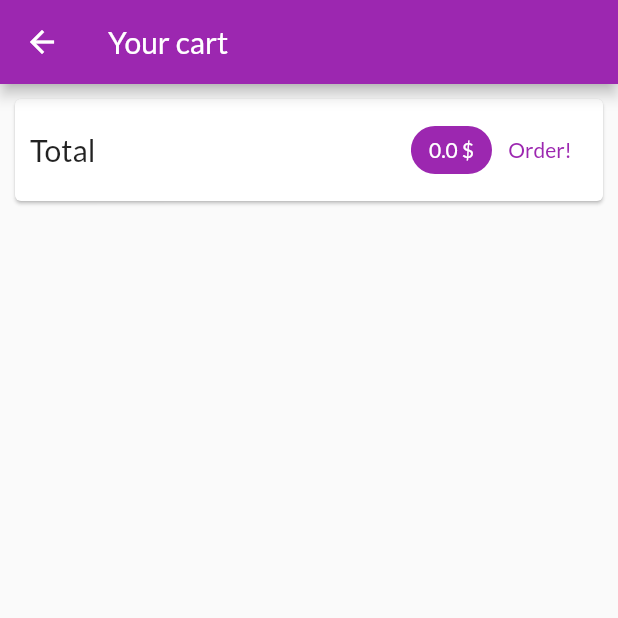
After one commit to hyperinactive/shop_app, a Flutter app: the CartScreen screen opened by its route, on a phone screen of 412 x 824 dp, the top half of it. The commit adds this screen. Run offline on Flutter 3.47's test engine with Material 2 defaults, Android fonts, the phone set to English and light mode, and no system bars; network calls fail.

Commit message:
cart screen
- cart screen widget added, routes updated
- cart_item widget added
- screen shows a list items, individual price values and an amount of total cost

```diff
--- a/lib/main.dart
+++ b/lib/main.dart
@@ -2,6 +2,7 @@ import 'package:flutter/material.dart';
 import 'package:provider/provider.dart';
 import 'package:shop_app/providers/cart_provider.dart';
 import 'package:shop_app/providers/products.dart';
+import 'package:shop_app/screens/cart_screen.dart';
 import 'package:shop_app/screens/product_detail_screen.dart';
 import 'package:shop_app/screens/products_overview_screen.dart';
 import 'package:shop_app/themes/theme_data.dart';
@@ -32,7 +33,8 @@ class MyApp extends StatelessWidget {
         home: ProductsOverviewScreen(key: UniqueKey()),
         routes: <String, WidgetBuilder>{
           ProductDetailScreen.routeName: (BuildContext context) =>
-              const ProductDetailScreen()
+              const ProductDetailScreen(),
+          CartScreen.routeName: (BuildContext context) => const CartScreen(),
         },
       ),
     );
--- a/lib/providers/cart_provider.dart
+++ b/lib/providers/cart_provider.dart
@@ -43,4 +43,13 @@ class CartProvider with ChangeNotifier {
   int get itemCount {
     return _items.length;
   }
+
+  double get totalAmout {
+    double total = 0.0;
+    // go through items and calculate the total
+    _items.forEach((_, Cart cart) {
+      total += cart.price * cart.quantity;
+    });
+    return total;
+  }
 }
--- /dev/null
+++ b/lib/screens/cart_screen.dart
@@ -0,0 +1,74 @@
+import 'package:flutter/material.dart';
+import 'package:provider/provider.dart';
+import 'package:shop_app/providers/cart_provider.dart';
+import 'package:shop_app/widgets/cart_item.dart';
+
+class CartScreen extends StatelessWidget {
+  const CartScreen({Key? key}) : super(key: key);
+  static const String routeName = '/cart';
+
+  @override
+  Widget build(BuildContext context) {
+    final CartProvider cart = Provider.of<CartProvider>(context);
+    return Scaffold(
+      appBar: AppBar(
+        title: const Text('Your cart'),
+      ),
+      body: Column(
+        children: <Widget>[
+          Card(
+            margin: const EdgeInsets.all(10),
+            child: Padding(
+                padding: const EdgeInsets.all(10),
+                child: Row(
+                  mainAxisAlignment: MainAxisAlignment.spaceBetween,
+                  children: <Widget>[
+                    const Text(
+                      'Total',
+                      style: TextStyle(fontSize: 20),
+                    ),
+                    // cause the row is using alignment of space-between
+                    // extra space is being placed between these 3 widgets
+                    // to have lavel on the left and these 2 on the right
+                    // adding a spacer which will slurp up all the available space
+                    // and force these 2 to squish together
+                    const Spacer(),
+                    // pretty label widget
+                    Chip(
+                      label: Text(
+                        '${cart.totalAmout} \$',
+                        style: TextStyle(
+                            color: Theme.of(context)
+                                .primaryTextTheme
+                                .headline6!
+                                .color),
+                      ),
+                      backgroundColor: Theme.of(context).primaryColor,
+                    ),
+                    TextButton(
+                      onPressed: () {},
+                      child: Text(
+                        'Order!',
+                        style: TextStyle(color: Theme.of(context).primaryColor),
+                      ),
+                    ),
+                  ],
+                )),
+          ),
+          const SizedBox(height: 10),
+          Expanded(
+              child: ListView.builder(
+            itemBuilder: (BuildContext context, int index) => CartItem(
+              // converting map to list
+              id: cart.items.values.toList()[index].id,
+              title: cart.items.values.toList()[index].title,
+              price: cart.items.values.toList()[index].price,
+              quantity: cart.items.values.toList()[index].quantity,
+            ),
+            itemCount: cart.itemCount,
+          ))
+        ],
+      ),
+    );
+  }
+}
--- a/lib/screens/products_overview_screen.dart
+++ b/lib/screens/products_overview_screen.dart
@@ -1,6 +1,7 @@
 import 'package:flutter/material.dart';
 import 'package:provider/provider.dart';
 import 'package:shop_app/providers/cart_provider.dart';
+import 'package:shop_app/screens/cart_screen.dart';
 import 'package:shop_app/widgets/cart_icon_button.dart';
 import 'package:shop_app/widgets/products_grid_view.dart';
 
@@ -64,6 +65,7 @@ class _ProductsOverviewScreenState extends State<ProductsOverviewScreen> {
           Consumer<CartProvider>(
             builder: (_, CartProvider cart, Widget? consumerChild) =>
                 CartIconButton(
+              // ignore: cast_nullable_to_non_nullable
               child: consumerChild as Widget,
               value: cart.itemCount.toString(),
             ),
@@ -71,7 +73,9 @@ class _ProductsOverviewScreenState extends State<ProductsOverviewScreen> {
             // it won't rebuild cause it's outside of the builder method
             child: IconButton(
               icon: const Icon(Icons.shopping_cart),
-              onPressed: () {},
+              onPressed: () {
+                Navigator.of(context).pushNamed(CartScreen.routeName);
+              },
             ),
           ),
         ],
```
Also changed, not shown: lib/widgets/cart_item.dart (added, +39 -0 lines).
